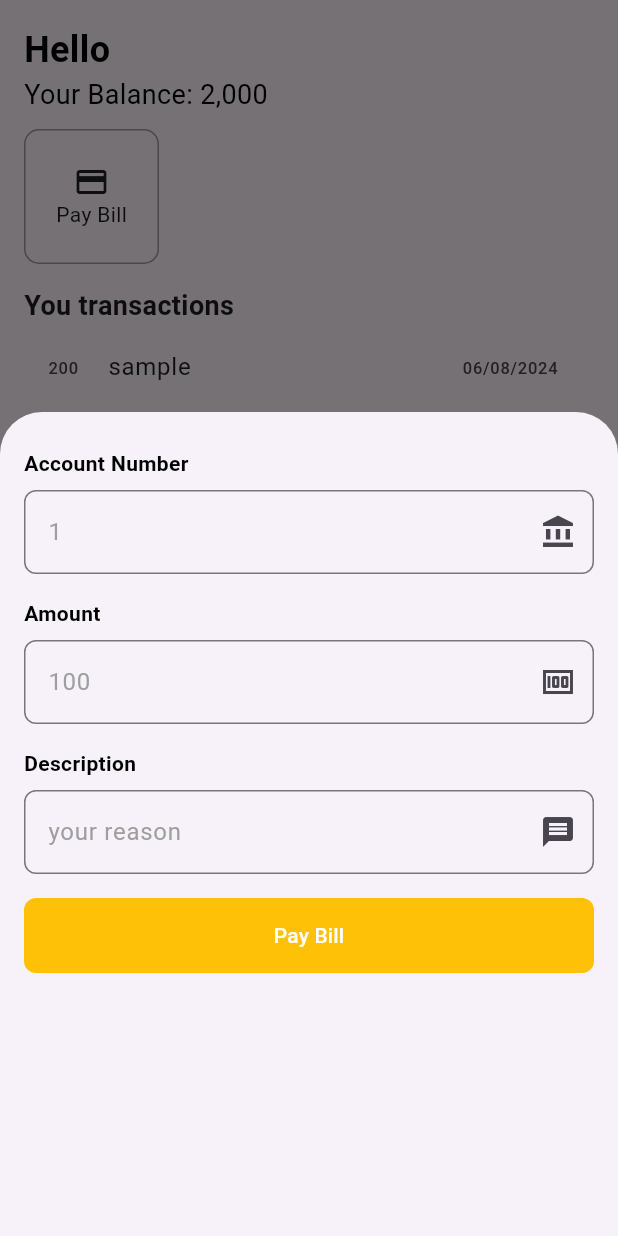
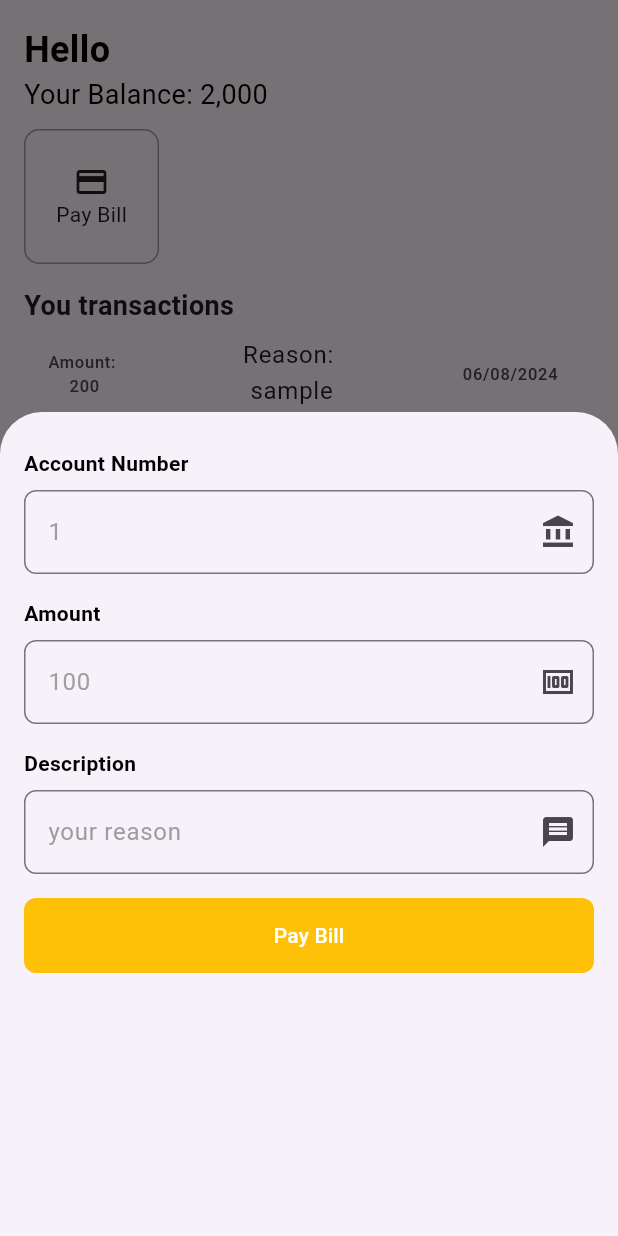
Before and after one commit to steven-mpawulo/MobileBankingFlutter, a Flutter app: the HomeScreen screen opened directly with empty values, after a tap on "Pay Bill", on a phone screen of 412 x 824 dp. Run offline on Flutter 3.47's test engine with Material 3 defaults, Android fonts, the phone set to English and light mode, and no system bars; our stand-ins replace flutter_spinkit.

Commit message:
finishes up on home screen design

```diff
--- a/lib/screens/Auth/login_screen.dart
+++ b/lib/screens/Auth/login_screen.dart
@@ -3,10 +3,8 @@ import 'package:mobile_banking/components/my_button.dart';
 import 'package:mobile_banking/components/my_textInput.dart';
 import 'package:mobile_banking/global/global.dart';
 import 'package:mobile_banking/models/user.dart';
-import 'package:mobile_banking/models/wallet.dart';
 import 'package:mobile_banking/screens/Home/home_screen.dart';
 import 'package:mobile_banking/services/auth/auth_service.dart';
-import 'package:mobile_banking/services/wallet/wallet_service.dart';
 import 'package:provider/provider.dart';
 
 class LoginScreen extends StatefulWidget {
--- a/lib/screens/Home/home_screen.dart
+++ b/lib/screens/Home/home_screen.dart
@@ -1,12 +1,9 @@
 import 'package:flutter/material.dart';
-import 'package:flutter/services.dart';
-import 'package:flutter/widgets.dart';
 import 'package:mobile_banking/components/my_button.dart';
 import 'package:mobile_banking/components/my_textInput.dart';
 import 'package:mobile_banking/global/global.dart';
 import 'package:mobile_banking/models/transaction.dart';
 import 'package:mobile_banking/models/user.dart';
-import 'package:mobile_banking/models/wallet.dart';
 import 'package:mobile_banking/services/transaction/transaction_service.dart';
 import 'package:mobile_banking/services/wallet/wallet_service.dart';
 import 'package:provider/provider.dart';
@@ -55,12 +52,13 @@ class _HomeScreenState extends State<HomeScreen> {
               GestureDetector(
                 onTap: () {
                   showModalBottomSheet<void>(
+                    useSafeArea: true,
                     isScrollControlled: true,
                     context: context,
                     builder: (BuildContext context) {
                       return Padding(
                         padding: MediaQuery.of(context).viewInsets,
-                        child: Container(
+                        child: SizedBox(
                           height: MediaQuery.of(context).size.height / 1.5,
                           child: Padding(
                             padding: const EdgeInsets.all(16.0),
@@ -175,14 +173,35 @@ class _HomeScreenState extends State<HomeScreen> {
                   child: ListView.builder(
                       itemCount: transactionService.transactions.length,
                       itemBuilder: (context, index) {
-                        return ListTile(
-                          title: Text(transactionService
-                              .transactions[index].description),
-                          leading: Text(formatAmount(
-                              transactionService.transactions[index].amount)),
-                          trailing: Text(formatDate(transactionService
-                              .transactions[index].date
-                              .toString())),
+                        return Column(
+                          children: [
+                            ListTile(
+                              title: Column(
+                                mainAxisAlignment: MainAxisAlignment.center,
+                                crossAxisAlignment: CrossAxisAlignment.center,
+                                children: [
+                                  const Text("Reason: "),
+                                  Text(transactionService
+                                      .transactions[index].description),
+                                ],
+                              ),
+                              leading: Column(
+                                mainAxisAlignment: MainAxisAlignment.center,
+                                crossAxisAlignment: CrossAxisAlignment.center,
+                                children: [
+                                  const Text(
+                                    "Amount: ",
+                                  ),
+                                  Text(formatAmount(transactionService
+                                      .transactions[index].amount)),
+                                ],
+                              ),
+                              trailing: Text(formatDate(transactionService
+                                  .transactions[index].date
+                                  .toString())),
+                            ),
+                            const Divider(),
+                          ],
                         );
                       }),
                 );
--- a/lib/services/wallet/wallet_service.dart
+++ b/lib/services/wallet/wallet_service.dart
@@ -5,8 +5,13 @@ class WalletService extends ChangeNotifier {
   final Wallet wallet =
       Wallet(id: 1, accountNumber: 1, balance: 2000, userId: 1);
 
-  void reduceBalance(double amount) {
+  reduceBalance(double amount) {
     double initialBalance = wallet.balance;
+
+    if (amount > initialBalance) {
+      return;
+    }
+
     double newBalance = initialBalance - amount;
     wallet.balance = newBalance;
     notifyListeners();
```
